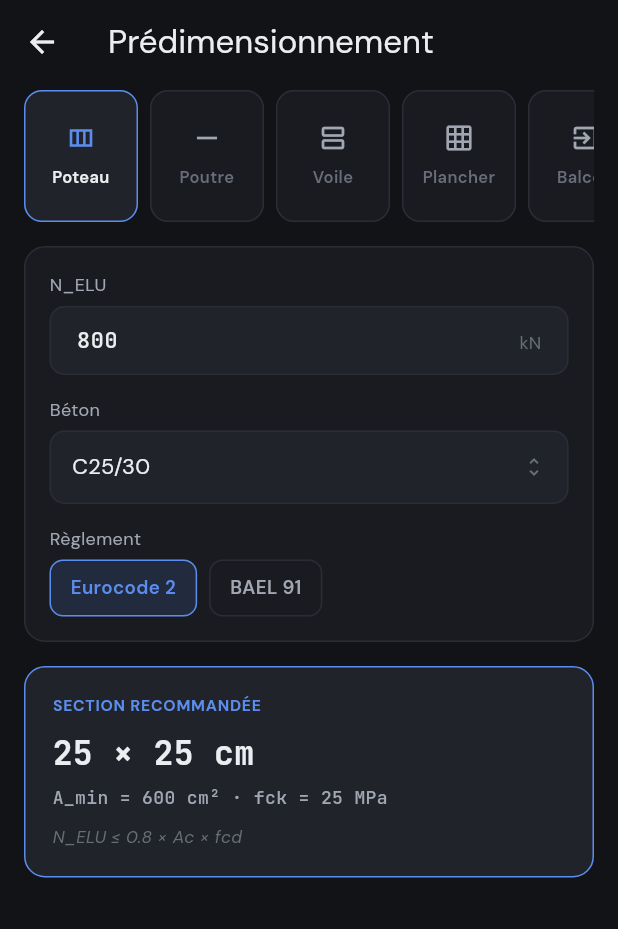
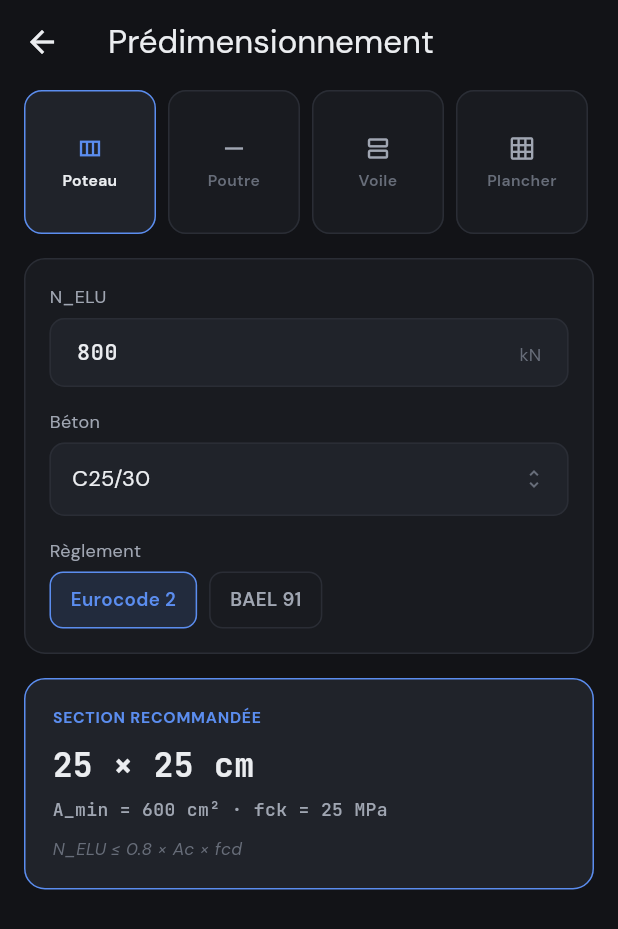
Before and after one commit to BaronAdams/faloads, a Flutter app: the PredimScreen screen opened directly, on a phone screen of 412 x 824 dp. Shown: the top 929 px of the screen. Run offline on Flutter 3.47's test engine with Material 3 defaults, Android fonts, the phone set to English and light mode, and no system bars; our stand-ins replace google_fonts, shared_preferences; accounts and stored records are empty.

Commit message:
fix: empêcher l'overflow des type-chips du prédimensionnement
Les nouveaux libellés longs ("Mur de soutènement", "Semelle de
fondation") dépassaient la hauteur fixe de _TypeChip
(RenderFlex overflowed by 30 pixels, confirmé par les logs CI),
faisant échouer les 4 tests de predim_screen_test.dart puisque
les 8 chips sont rendus simultanément dans la même ligne.

Chip élargie (76→88), texte plafonné à 2 lignes avec ellipsis et
taille réduite (11→10.5), et la SizedBox englobante agrandie
(88→96) pour laisser de la marge.

Co-Authored-By: Claude Sonnet 5 <noreply@anthropic.com>
Claude-Session: https://claude.ai/code/session_01SM8J175eUJhZ7PQ83KVHSF

```diff
--- a/lib/src/ui/predim/predim_screen.dart
+++ b/lib/src/ui/predim/predim_screen.dart
@@ -111,7 +111,7 @@ class _PredimScreenState extends State<PredimScreen> {
         padding: const EdgeInsets.fromLTRB(16, 4, 16, 32),
         children: [
           SizedBox(
-            height: 88,
+            height: 96,
             child: ListView.separated(
               scrollDirection: Axis.horizontal,
               itemCount: PredimElementType.values.length,
@@ -479,8 +479,8 @@ class _TypeChip extends StatelessWidget {
         borderRadius: BorderRadius.circular(12),
         onTap: onTap,
         child: Container(
-          width: 76,
-          padding: const EdgeInsets.symmetric(vertical: 12, horizontal: 8),
+          width: 88,
+          padding: const EdgeInsets.symmetric(vertical: 10, horizontal: 8),
           decoration: BoxDecoration(
             borderRadius: BorderRadius.circular(12),
             border: Border.all(color: selected ? AppColors.accentBlue : AppColors.border),
@@ -488,14 +488,20 @@ class _TypeChip extends StatelessWidget {
           child: Column(
             mainAxisAlignment: MainAxisAlignment.center,
             children: [
-              Icon(type.icon, size: 20, color: selected ? AppColors.accentBlue : AppColors.textSecondary),
-              const SizedBox(height: 8),
+              Icon(type.icon, size: 18, color: selected ? AppColors.accentBlue : AppColors.textSecondary),
+              const SizedBox(height: 6),
+              // Longer labels ("Mur de soutènement", "Semelle de fondation")
+              // must not be able to overflow this fixed-height chip —
+              // capped to 2 lines with an ellipsis rather than sized to fit.
               Text(
                 type.label,
                 textAlign: TextAlign.center,
+                maxLines: 2,
+                overflow: TextOverflow.ellipsis,
                 style: TextStyle(
-                  fontSize: 11,
+                  fontSize: 10.5,
                   fontWeight: FontWeight.w600,
+                  height: 1.15,
                   color: selected ? AppColors.textPrimary : AppColors.textTertiary,
                 ),
               ),
```
